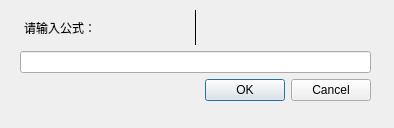
First picture: the form in formuladialog.ui, repository Q55/windrose, before the edit.
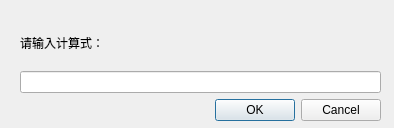
Second picture: the form after the edit.

The edit to the form file:
```diff
--- a/formuladialog.ui
+++ b/formuladialog.ui
@@ -17,33 +17,28 @@
    <property name="geometry">
     <rect>
      <x>20</x>
-     <y>10</y>
-     <width>351</width>
-     <height>91</height>
+     <y>20</y>
+     <width>361</width>
+     <height>101</height>
     </rect>
    </property>
    <layout class="QVBoxLayout" name="verticalLayout">
     <item>
-     <widget class="QLabel" name="label">
-      <property name="font">
-       <font>
-        <weight>50</weight>
-        <italic>false</italic>
-        <bold>false</bold>
-        <underline>false</underline>
-        <strikeout>false</strikeout>
-       </font>
-      </property>
+     <widget class="QLabel" name="label_2">
       <property name="frameShape">
-       <enum>QFrame::VLine</enum>
+       <enum>QFrame::NoFrame</enum>
       </property>
       <property name="text">
-       <string>请输入公式：</string>
+       <string>请输入计算式：</string>
       </property>
      </widget>
     </item>
     <item>
-     <widget class="QLineEdit" name="lineEdit"/>
+     <widget class="QLineEdit" name="lineEdit">
+      <property name="styleSheet">
+       <string notr="true">gridline-color: qlineargradient(spread:pad, x1:0, y1:0, x2:1, y2:0, stop:0 rgba(255, 0, 0, 255), stop:0.166 rgba(255, 255, 0, 255), stop:0.333 rgba(0, 255, 0, 255), stop:0.5 rgba(0, 255, 255, 255), stop:0.666 rgba(0, 0, 255, 255), stop:0.833 rgba(255, 0, 255, 255), stop:1 rgba(255, 0, 0, 255));</string>
+      </property>
+     </widget>
     </item>
     <item>
      <widget class="QDialogButtonBox" name="buttonBox">
```
Left out of the diff: 4 changed lines with no effect on the pictures.
